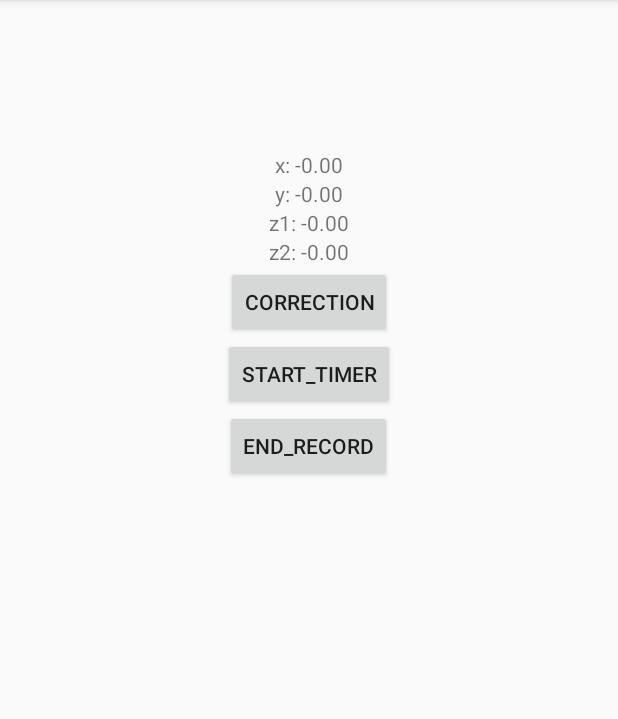
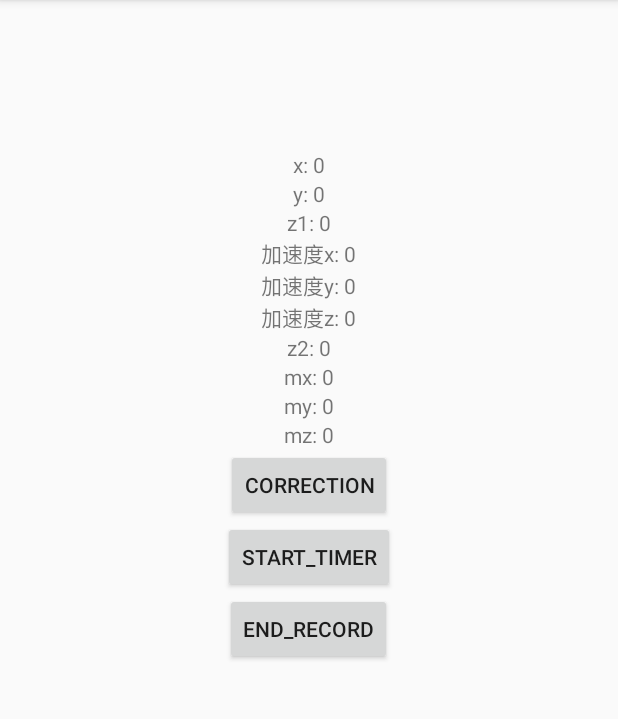
Before and after one commit to coda1997/MagicOrientation, an Android app: the screen it shows after launch (MainActivity), on a phone screen of 412 x 824 dp, the part 84-803 px from its top. Run offline under Robolectric (Android 15) with nearby library versions, the phone set to English and light mode, and no system bars; 3 statements that could not run were skipped.

```diff
--- a/app/build.gradle
+++ b/app/build.gradle
@@ -32,4 +32,8 @@ dependencies {
     androidTestImplementation 'com.android.support.test.espresso:espresso-core:3.0.2'
     implementation "org.jetbrains.anko:anko:$anko_version"
     implementation 'com.snatik:storage:2.1.0'
+    implementation 'com.github.KalebKE:FSensor:v1.2.1'
+    implementation 'io.reactivex.rxjava2:rxandroid:2.1.0'
+    implementation 'io.reactivex.rxjava2:rxjava:2.1.0'
+
 }
--- a/app/src/main/java/com/dadachen/magicorientation/MainActivity.kt
+++ b/app/src/main/java/com/dadachen/magicorientation/MainActivity.kt
@@ -1,34 +1,35 @@
 package com.dadachen.magicorientation
 
-import android.content.Context
-import android.hardware.Sensor
-import android.hardware.SensorEvent
-import android.hardware.SensorEventListener
-import android.hardware.SensorManager
-import android.opengl.GLSurfaceView
+import android.Manifest
+import android.content.pm.PackageManager
 import android.support.v7.app.AppCompatActivity
 import android.os.Bundle
-import android.util.Log
-import android.view.Gravity
+import android.support.v4.app.ActivityCompat
+
 import android.widget.Button
-import android.widget.LinearLayout
 import android.widget.TextView
 import com.dadachen.magicorientation.sensors.Orientation
 import com.dadachen.magicorientation.utils.OrientationSensorInterface
+import com.dadachen.magicorientation.utils.writeToLocalStorage
 import org.jetbrains.anko.*
 import org.jetbrains.anko.sdk27.coroutines.onClick
 import java.lang.StringBuilder
-import java.util.*
-import javax.microedition.khronos.egl.EGLConfig
-import javax.microedition.khronos.opengles.GL10
-import kotlin.concurrent.timerTask
 
-class MainActivity : AppCompatActivity(), SensorEventListener , OrientationSensorInterface{
-    override fun orientation(AZIMUTH: Double?, PITCH: Double?, ROLL: Double?) {
 
-        Log.d("Azimuth", AZIMUTH.toString())
-        Log.d("PITCH", PITCH.toString())
-        Log.d("ROLL", ROLL.toString())
+class MainActivity : AppCompatActivity(), OrientationSensorInterface {
+    //  使用原生安卓的坐标系，并没有调整
+    override fun orientation(AZIMUTH: Double?, PITCH: Double?, ROLL: Double?, x: Double, y: Double, z: Double,mx:Double,my:Double,mz:Double) {
+        setRotationValues(AZIMUTH!!, PITCH!!, ROLL!!, leadingAngle)
+        setAcc(x, y, z, leadingAngle)
+        setMag(mx,my,mz)
+        stringbuilder.appendln()
+    }
+
+    private fun setMag(mx: Double, my: Double, mz: Double) {
+        stringbuilder.append("$mx, $my, $mz")
+        find<TextView>(R.id.mx).text=mx.toString()
+        find<TextView>(R.id.my).text=my.toString()
+        find<TextView>(R.id.mz).text=mz.toString()
     }
 
     override fun onResume() {
@@ -44,9 +45,8 @@ class MainActivity : AppCompatActivity(), SensorEventListener , OrientationSenso
         // 1 UI
         // 2 GAME
         // 3 FASTEST
-        orientationSensor.on(0)
+        orientationSensor.on(3)
         //---------------------------------------
-
 
         // turn orientation sensor off
 //        orientationSensor.off()
@@ -55,80 +55,66 @@ class MainActivity : AppCompatActivity(), SensorEventListener , OrientationSenso
         orientationSensor.isSupport
     }
 
-    override fun onAccuracyChanged(p0: Sensor?, p1: Int) {
 
-    }
-
-    private var leadingAngle :Float= 0f
+    private var leadingAngle: Double = 0.0
     private var count = 0
-    private val stringbuilder=StringBuilder()
-    override fun onSensorChanged(p0: SensorEvent?) {
-        if (p0?.sensor?.type== Sensor.TYPE_ORIENTATION){
-            values=p0.values
-            if (values.size == 3) {
-                setRotationValues(-values[0],-values[1],-values[2],leadingAngle)
-                count++
-            } else {
-                toast("vector: ${values.joinToString { "$it," }}")
-            }
-        }else if (p0?.sensor?.type== Sensor.TYPE_LINEAR_ACCELERATION){
-            values=p0.values
-            if (values.size == 3) {
-
-
-            }
-        }
-    }
-
-    private lateinit var sensorManager: SensorManager
-    private var sensor:Sensor?=null
-    private var values = floatArrayOf(0f,0f,0f)
+    private val stringbuilder = StringBuilder()
 
     override fun onCreate(savedInstanceState: Bundle?) {
         super.onCreate(savedInstanceState)
+        if (ActivityCompat.checkSelfPermission(
+                this,
+                Manifest.permission.WRITE_EXTERNAL_STORAGE
+            ) != PackageManager.PERMISSION_GRANTED
+        ) {
+            ActivityCompat.requestPermissions(this, arrayOf(Manifest.permission.WRITE_EXTERNAL_STORAGE), 1)
+        }
         setContentView(R.layout.activity_main)
-        initSensors()
         initView()
     }
 
     private fun initView() {
         find<Button>(R.id.bt_correction).onClick {
-            leadingAngle= find<TextView>(R.id.z1).text.toString().toFloat()
+            leadingAngle = find<TextView>(R.id.z1).text.toString().toDouble()
         }
 
         find<Button>(R.id.bt_timer).onClick {
-            count=0
+            count = 0
             stringbuilder.clear()
         }
         find<Button>(R.id.bt_end).onClick {
             val content = stringbuilder.toString()
             writeToLocalStorage(content)
         }
-
-        setRotationValues(-values[0],-values[1],-values[2],leadingAngle)
-    }
-    private fun setRotationValues(z:Float,x:Float,y:Float, leanding:Float){
-        var z2 = z-leanding
-        while (z2<0){
-            z2+=360
-        }
-        z2%=360
-        if (z2>180){
-            z2-=360
-        }
-        stringbuilder.appendln("$x, $y, $z2")
-        find<TextView>(R.id.x).text=String.format("%.2f",x)
-        find<TextView>(R.id.y).text=String.format("%.2f",y)
-        find<TextView>(R.id.z1).text=String.format("%.2f",z)
-        find<TextView>(R.id.z2).text=String.format("%.2f",z2)
     }
 
-    private fun initSensors() {
-        sensorManager = getSystemService(Context.SENSOR_SERVICE) as SensorManager
-        sensor=sensorManager.getDefaultSensor(Sensor.TYPE_ORIENTATION)
-        sensorManager.registerListener(this,sensor, SensorManager.SENSOR_DELAY_FASTEST)
-        val accSensor = sensorManager.getDefaultSensor(Sensor.TYPE_LINEAR_ACCELERATION)
-        sensorManager.registerListener(this, accSensor,SensorManager.SENSOR_DELAY_FASTEST)
+    private fun setAcc(x: Double, y: Double, z: Double, leanding: Double) {
+        val acc = matrixMulti(x, y, z, leanding)
+        find<TextView>(R.id.acc_x).text = String.format("%.2f", acc[0])
+        find<TextView>(R.id.acc_y).text = String.format("%.2f", acc[1])
+        find<TextView>(R.id.acc_z).text = String.format("%.2f", acc[2])
+        stringbuilder.append("${acc[0]}, ${acc[1]}, ${acc[2]}, ")
+    }
 
+    private fun matrixMulti(x: Double, y: Double, z: Double, leanding: Double): DoubleArray {
+        val xx = Math.cos(leanding) * (-x) + Math.sin(leanding) * y
+        val yy = -Math.sin(leanding) * (-x) + Math.cos(leanding) * y
+        return doubleArrayOf(xx, yy, -z)
+    }
+
+    private fun setRotationValues(z: Double, x: Double, y: Double, leanding: Double) {
+        var z2 = z - leanding
+        while (z2 < 0) {
+            z2 += 360
+        }
+        z2 %= 360
+        if (z2 > 180) {
+            z2 -= 360
+        }
+        stringbuilder.append("${System.nanoTime()} ,$x, $y, $z2, ")
+        find<TextView>(R.id.x).text = String.format("%.2f", x)
+        find<TextView>(R.id.y).text = String.format("%.2f", y)
+        find<TextView>(R.id.z1).text = String.format("%.2f", z)
+        find<TextView>(R.id.z2).text = String.format("%.2f", z2)
     }
 }
--- a/app/src/main/java/com/dadachen/magicorientation/math/Matrix3x3.java
+++ b/app/src/main/java/com/dadachen/magicorientation/math/Matrix3x3.java
@@ -26,4 +26,12 @@ public class Matrix3x3 {
 
         return result;
     }
+
+    public static float[] mul3x3x3x1(float[] matrix3x3, float[] matrix3x1){
+        float[] res = new float[3];
+        res[0] = matrix3x3[0]* matrix3x1[0] + matrix3x3[1]* matrix3x1[1] + matrix3x3[2]*matrix3x1[2];
+        res[1] = matrix3x3[3]* matrix3x1[0] + matrix3x3[4]* matrix3x1[1] + matrix3x3[5]*matrix3x1[2];
+        res[2] = matrix3x3[6]* matrix3x1[0] + matrix3x3[7]* matrix3x1[1] + matrix3x3[8]*matrix3x1[2];
+        return res;
+    }
 }
--- a/app/src/main/java/com/dadachen/magicorientation/sensors/Orientation.java
+++ b/app/src/main/java/com/dadachen/magicorientation/sensors/Orientation.java
@@ -3,6 +3,7 @@ package com.dadachen.magicorientation.sensors;
 import android.content.Context;
 import android.hardware.SensorEvent;
 import android.hardware.SensorManager;
+import android.opengl.Matrix;
 import android.os.Handler;
 import com.dadachen.magicorientation.math.Matrix3x3;
 import com.dadachen.magicorientation.responseProvider.orientationResponseProvider;
@@ -47,7 +48,7 @@ public class Orientation implements Isensor,Observer {
     private float[] gyroMatrix = new float[9];
     private float[] gyroOrientation = new float[3];
     private float[] magnet = new float[3];
-
+    private float[] earthAcc = null;
     public Orientation(Context context, OrientationSensorInterface osi){
         accSensro = new accelerometer(context);
         gySensor = new gyroscope(context);
@@ -186,7 +187,8 @@ public class Orientation implements Isensor,Observer {
     }
 
     public void updateValues(){
-        responseProvider.dispatcher(fusedOrientation);
+        earthAcc = Matrix3x3.mul3x3x3x1(gyroMatrix, accel);
+        responseProvider.dispatcher(fusedOrientation, earthAcc, magnet);
     }
 
     public Runnable updateOrientationValueTask = new Runnable() {
@@ -296,8 +298,8 @@ public class Orientation implements Isensor,Observer {
         SensorManager.getRotationMatrixFromVector(deltaMatrix, deltaVector);
 
         gyroMatrix = Matrix3x3.multiplication(gyroMatrix, deltaMatrix);
+        SensorManager.getOrientation(gyroMatrix, gyroOrientation);
 
-        SensorManager.getOrientation(gyroMatrix, gyroOrientation);
     }
 
     private float[] getRotationMatrixFromOrientation(float[] o) {
--- a/app/src/main/java/com/dadachen/magicorientation/CsvWrister.kt
+++ b/app/src/main/java/com/dadachen/magicorientation/utils/CsvWrister.kt
@@ -1,4 +1,4 @@
-package com.dadachen.magicorientation
+package com.dadachen.magicorientation.utils
 
 import java.io.File
 import java.io.RandomAccessFile
@@ -11,6 +11,7 @@ fun writeToLocalStorage(content:String){
     if (!file.exists()){
         file.createNewFile()
     }
+//    Log.d("csv files:", content)
 
     val raf = RandomAccessFile(file,"rwd")
     raf.seek((file.length()))
--- a/app/src/main/java/com/dadachen/magicorientation/utils/OrientationSensorInterface.java
+++ b/app/src/main/java/com/dadachen/magicorientation/utils/OrientationSensorInterface.java
@@ -5,6 +5,6 @@ package com.dadachen.magicorientation.utils;
  */
 public interface OrientationSensorInterface {
 
-    public void orientation(Double AZIMUTH, Double PITCH, Double ROLL);
+    public void orientation(Double AZIMUTH, Double PITCH, Double ROLL, Double x, Double y, Double z, Double mx,Double my, Double mz);
 
 }
--- /dev/null
+++ b/app/src/main/res/layout/activity_choose.xml
@@ -0,0 +1,6 @@
+<?xml version="1.0" encoding="utf-8"?>
+<android.support.constraint.ConstraintLayout xmlns:android="http://schemas.android.com/apk/res/android"
+                                             android:layout_width="match_parent"
+                                             android:layout_height="match_parent">
+
+</android.support.constraint.ConstraintLayout>
--- a/app/src/main/res/layout/activity_main.xml
+++ b/app/src/main/res/layout/activity_main.xml
@@ -58,6 +58,48 @@
                       android:orientation="horizontal"
         >
             <TextView android:layout_width="wrap_content" android:layout_height="wrap_content"
+                      android:text="加速度x: "
+                      android:layout_weight="1"
+                      android:gravity="right"
+            />
+            <TextView android:layout_width="wrap_content" android:layout_height="wrap_content"
+                      android:text="0"
+                      android:layout_weight="1"
+                      android:id="@+id/acc_x"
+            />
+        </LinearLayout>
+        <LinearLayout android:layout_width="match_parent" android:layout_height="wrap_content"
+                      android:orientation="horizontal"
+        >
+            <TextView android:layout_width="wrap_content" android:layout_height="wrap_content"
+                      android:text="加速度y: "
+                      android:layout_weight="1"
+                      android:gravity="right"
+            />
+            <TextView android:layout_width="wrap_content" android:layout_height="wrap_content"
+                      android:text="0"
+                      android:layout_weight="1"
+                      android:id="@+id/acc_y"
+            />
+        </LinearLayout>
+        <LinearLayout android:layout_width="match_parent" android:layout_height="wrap_content"
+                      android:orientation="horizontal"
+        >
+            <TextView android:layout_width="wrap_content" android:layout_height="wrap_content"
+                      android:text="加速度z: "
+                      android:layout_weight="1"
+                      android:gravity="right"
+            />
+            <TextView android:layout_width="wrap_content" android:layout_height="wrap_content"
+                      android:text="0"
+                      android:layout_weight="1"
+                      android:id="@+id/acc_z"
+            />
+        </LinearLayout>
+        <LinearLayout android:layout_width="match_parent" android:layout_height="wrap_content"
+                      android:orientation="horizontal"
+        >
+            <TextView android:layout_width="wrap_content" android:layout_height="wrap_content"
                       android:text="z2: "
                       android:layout_weight="1"
                       android:gravity="right"
@@ -66,6 +108,48 @@
                       android:text="0"
                       android:layout_weight="1"
                       android:id="@+id/z2"
+            />
+        </LinearLayout>
+        <LinearLayout android:layout_width="match_parent" android:layout_height="wrap_content"
+                      android:orientation="horizontal"
+        >
+            <TextView android:layout_width="wrap_content" android:layout_height="wrap_content"
+                      android:text="mx: "
+                      android:layout_weight="1"
+                      android:gravity="right"
+            />
+            <TextView android:layout_width="wrap_content" android:layout_height="wrap_content"
+                      android:text="0"
+                      android:layout_weight="1"
+                      android:id="@+id/mx"
+            />
+        </LinearLayout>
+        <LinearLayout android:layout_width="match_parent" android:layout_height="wrap_content"
+                      android:orientation="horizontal"
+        >
+            <TextView android:layout_width="wrap_content" android:layout_height="wrap_content"
+                      android:text="my: "
+                      android:layout_weight="1"
+                      android:gravity="right"
+            />
+            <TextView android:layout_width="wrap_content" android:layout_height="wrap_content"
+                      android:text="0"
+                      android:layout_weight="1"
+                      android:id="@+id/my"
+            />
+        </LinearLayout>
+        <LinearLayout android:layout_width="match_parent" android:layout_height="wrap_content"
+                      android:orientation="horizontal"
+        >
+            <TextView android:layout_width="wrap_content" android:layout_height="wrap_content"
+                      android:text="mz: "
+                      android:layout_weight="1"
+                      android:gravity="right"
+            />
+            <TextView android:layout_width="wrap_content" android:layout_height="wrap_content"
+                      android:text="0"
+                      android:layout_weight="1"
+                      android:id="@+id/mz"
             />
         </LinearLayout>
         <Button android:layout_width="wrap_content" android:layout_height="wrap_content"
--- a/build.gradle
+++ b/build.gradle
@@ -18,6 +18,8 @@ buildscript {
 
 allprojects {
     repositories {
+        maven { url "https://jitpack.io" }
+
         google()
         jcenter()
 
```
Also changed, not shown: app/src/main/java/com/dadachen/magicorientation/ChooseActivity.kt (added, +12 -0 lines), app/src/main/java/com/dadachen/magicorientation/TestActivity.java (+3 -4 lines), app/src/main/java/com/dadachen/magicorientation/responseProvider/orientationResponseProvider.java (+19 -12 lines).
